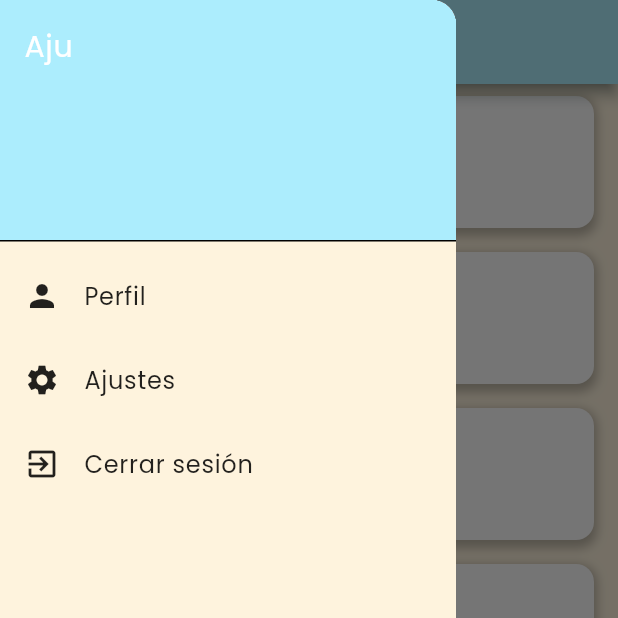
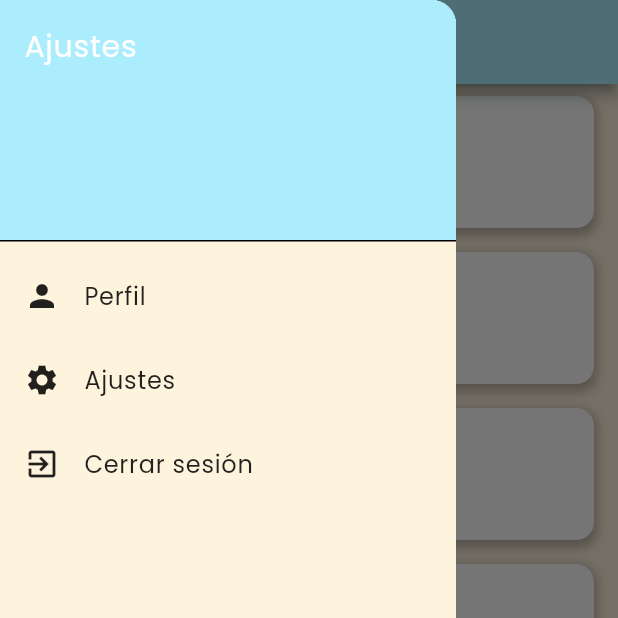
Before and after one commit to AlbertoRedondo89/whatschat, a Flutter app: the ChatListPage screen opened directly, with the side drawer open, on a phone screen of 412 x 824 dp, the top half of it. Run offline on Flutter 3.47's test engine with Material 3 defaults, Android fonts, the phone set to English and light mode, and no system bars; our stand-ins replace google_fonts.

Commit message:
Pequeñas tonterias

```diff
--- a/lib/pages/chatlistpage.dart
+++ b/lib/pages/chatlistpage.dart
@@ -25,7 +25,7 @@ class ChatListPage extends StatelessWidget {
                   color: theme.primaryColor, // 🔹 Color de fondo del header
                 ),
                 child: Text(
-                  'Aju',
+                  'Ajustes',
                   style: TextStyle(color: Colors.white, fontSize: 20),
                 ),
               ),
@@ -76,7 +76,7 @@ class ChatListPage extends StatelessWidget {
               ),
               child: ListTile(
                 contentPadding: EdgeInsets.all(16.0),
-                leading: CircleAvatar(backgroundColor: theme.primaryColor),
+                leading: CircleAvatar(backgroundColor: theme.colorScheme.primary),
                 title: Text(
                   'Usuario $index',
                   style: TextStyle(color: theme.textTheme.bodyMedium?.color), // 🔹 Color del texto según el tema
--- a/lib/pages/loginpage.dart
+++ b/lib/pages/loginpage.dart
@@ -46,7 +46,8 @@ class LoginPage extends StatelessWidget {
             Text('Not a member?'),
             TextButton(
               onPressed: () {},
-              child: Text('Register'),
+              child: Text('Register',
+              style: TextStyle(color: theme.colorScheme.secondary),),
             ),
           ],
         ),
```
